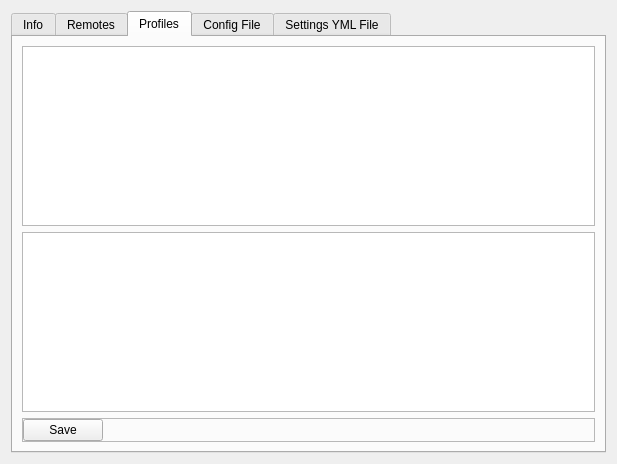
Above: src/conan_app_launcher/ui/views/conan_conf/conan_conf.ui from goszpeti/conan_explorer before the change. Below: the same form after it.
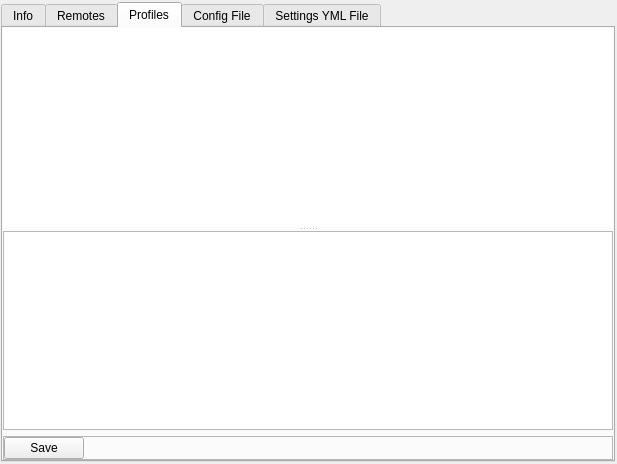
That is the form after the change. The open tabs and pages were chosen to show the change.

Commit message: Prettify Conan Conf UI

```diff
--- a/src/conan_app_launcher/ui/views/conan_conf/conan_conf.ui
+++ b/src/conan_app_launcher/ui/views/conan_conf/conan_conf.ui
@@ -14,6 +14,18 @@
    <string>Form</string>
   </property>
   <layout class="QVBoxLayout" name="verticalLayout">
+   <property name="leftMargin">
+    <number>1</number>
+   </property>
+   <property name="topMargin">
+    <number>2</number>
+   </property>
+   <property name="rightMargin">
+    <number>2</number>
+   </property>
+   <property name="bottomMargin">
+    <number>2</number>
+   </property>
    <item>
     <widget class="QTabWidget" name="config_tab_widget">
      <property name="styleSheet">
@@ -161,8 +173,27 @@
        <string>Profiles</string>
       </attribute>
       <layout class="QVBoxLayout" name="verticalLayout_5">
+       <property name="leftMargin">
+        <number>0</number>
+       </property>
+       <property name="topMargin">
+        <number>0</number>
+       </property>
+       <property name="rightMargin">
+        <number>0</number>
+       </property>
+       <property name="bottomMargin">
+        <number>0</number>
+       </property>
        <item>
+        <widget class="QSplitter" name="splitter">
+         <property name="orientation">
+          <enum>Qt::Vertical</enum>
+         </property>
         <widget class="QListView" name="profiles_list_view">
+          <property name="frameShape">
+           <enum>QFrame::NoFrame</enum>
+          </property>
          <property name="movement">
           <enum>QListView::Free</enum>
          </property>
@@ -170,12 +201,11 @@
           <bool>true</bool>
          </property>
         </widget>
-       </item>
-       <item>
         <widget class="QTextBrowser" name="profiles_text_browser">
          <property name="readOnly">
           <bool>false</bool>
          </property>
+         </widget>
         </widget>
        </item>
        <item>
```
Left out of the diff: 34 changed lines with no effect on the pictures. Lines whose indentation alone changed are shown as unchanged. The commit also changes 1 other file.
